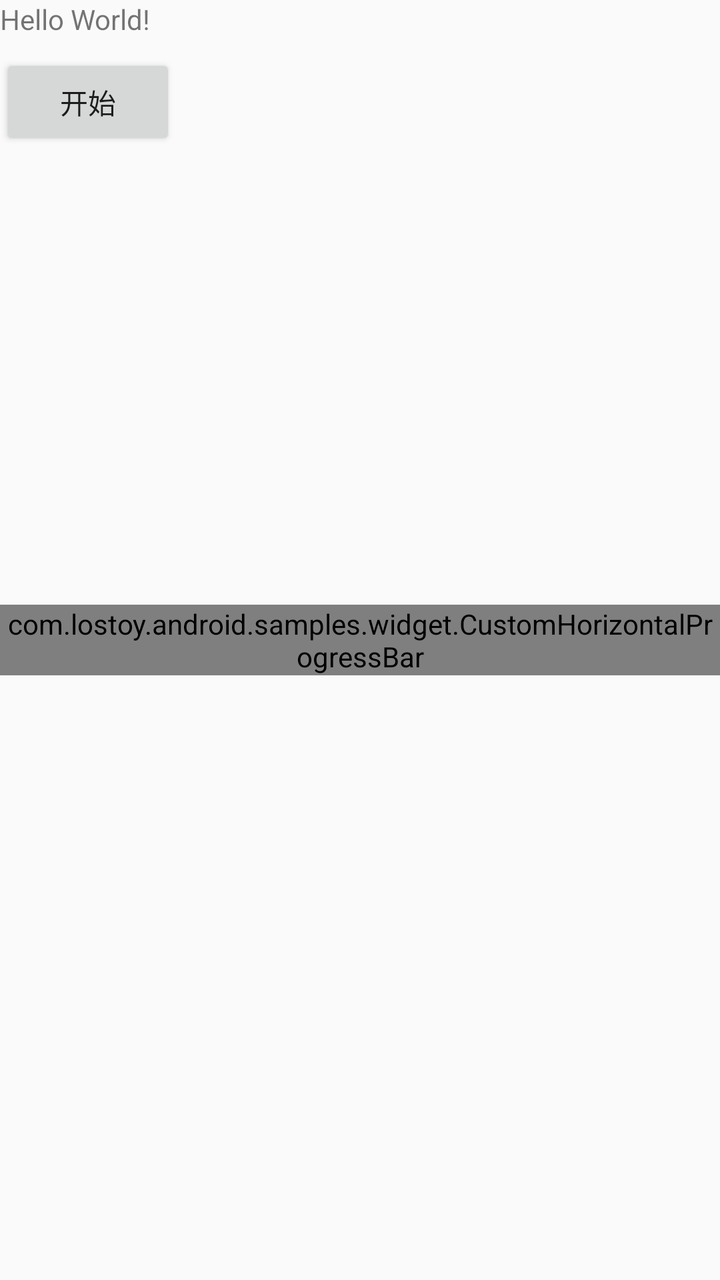
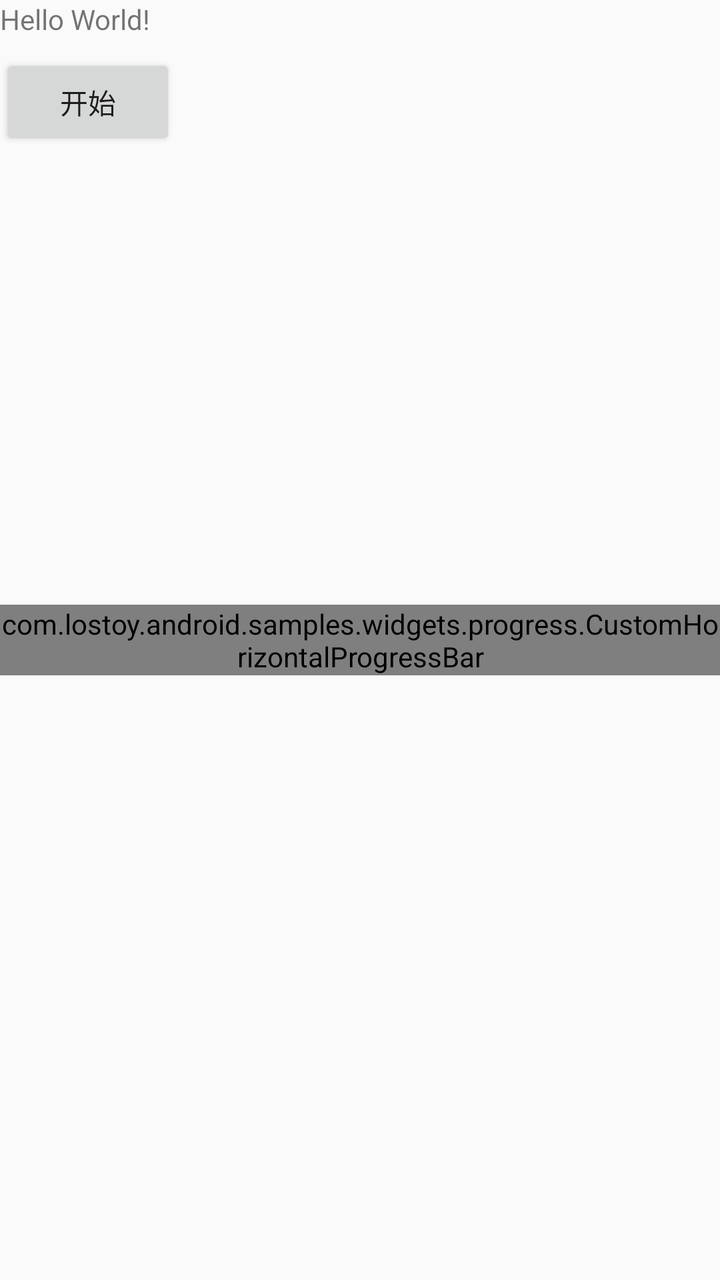

An Android layout rendered at two revisions. The XML below is the earlier revision; the diff shows what the commit changed to produce the second picture.
<!-- AndroidManifest.xml: application theme AppTheme -->
<!-- res/layout/fragment_progressbar.xml -->
<?xml version="1.0" encoding="utf-8"?>
<RelativeLayout
    xmlns:android="http://schemas.android.com/apk/res/android"
    android:layout_width="match_parent"
    android:layout_height="match_parent">

    <TextView
        android:id="@+id/sample_text"
        android:layout_width="wrap_content"
        android:layout_height="wrap_content"
        android:text="Hello World!" />

    <Button
        android:id="@+id/startButton"
        android:layout_width="wrap_content"
        android:layout_height="wrap_content"
        android:layout_marginTop="8dp"
        android:focusable="true"
        android:layout_below="@+id/sample_text"
        android:text="开始">
        <requestFocus/>
    </Button>

    <com.lostoy.android.samples.widget.CustomHorizontalProgressBar
        android:id="@+id/progressBar"
        android:layout_width="wrap_content"
        android:layout_height="wrap_content"
        android:layout_centerInParent="true"/>
</RelativeLayout>
<!-- resources referenced by this layout -->
<resources>
  <style name="AppTheme" parent="Theme.AppCompat.Light.DarkActionBar">
          
          <item name="colorPrimary">@color/colorPrimary</item>
          <item name="colorPrimaryDark">@color/colorPrimaryDark</item>
          <item name="colorAccent">@color/colorAccent</item>
      </style>
  <color name="colorPrimary">#3F51B5</color>
  <color name="colorPrimaryDark">#303F9F</color>
  <color name="colorAccent">#FF4081</color>
</resources>

<!-- the commit's change to res/layout/fragment_progressbar.xml (unified diff, before → after) -->
@@ -21,7 +21,7 @@
         <requestFocus/>
     </Button>
 
-    <com.lostoy.android.samples.widget.CustomHorizontalProgressBar
+    <com.lostoy.android.samples.widgets.progress.CustomHorizontalProgressBar
         android:id="@+id/progressBar"
         android:layout_width="wrap_content"
         android:layout_height="wrap_content"
